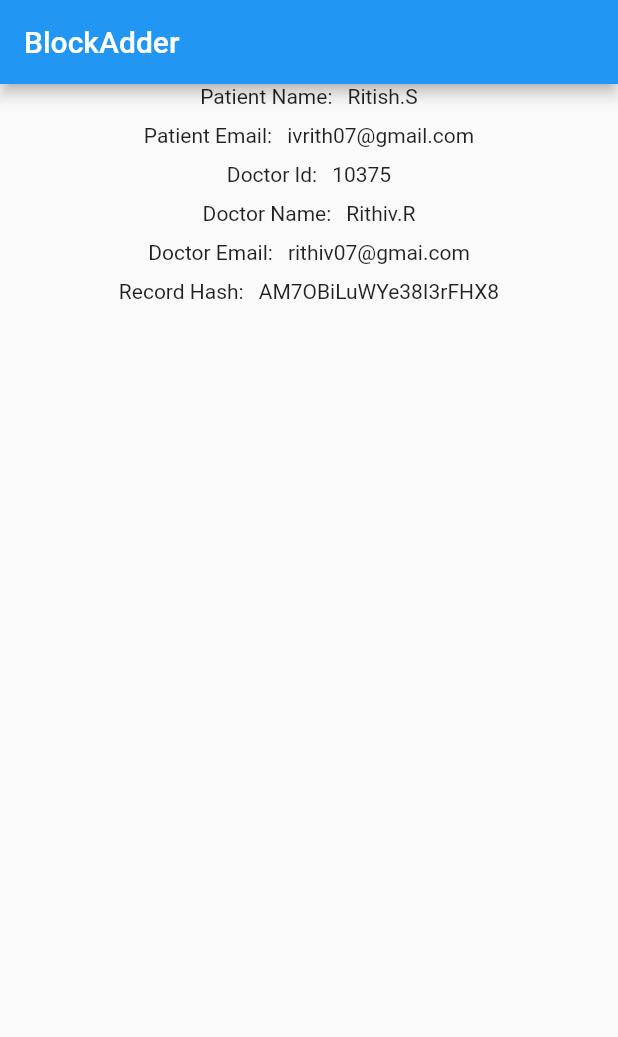
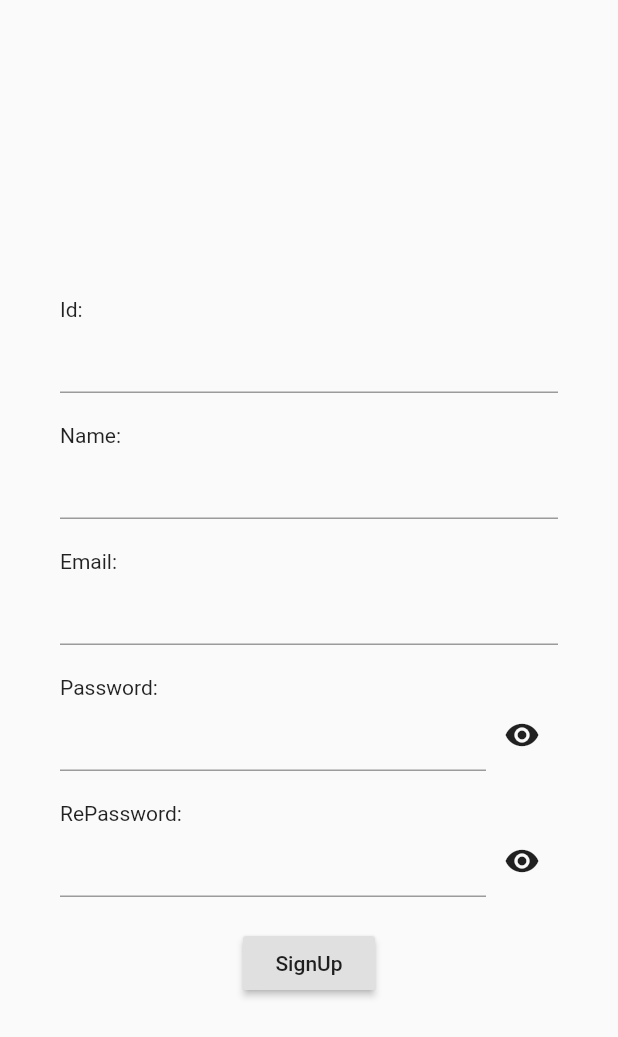
Before and after one commit to Rithiv-R/MedRecord, a Flutter app: the screen it shows after launch, on a phone screen of 412 x 824 dp. Shown: the top 1037 px of the screen. Run offline on Flutter 3.47's test engine with Material 2 defaults, Android fonts, the phone set to English and light mode, and no system bars; our stand-ins replace cloud_firestore, firebase_core; missing offline and left inert: transition, web3dart; accounts and stored records are empty; project files that could hold a hidden picture were left out.

Commit message:
change in UI

```diff
--- /dev/null
+++ b/lib/authentication/doctor-sign-up.dart
@@ -0,0 +1,102 @@
+import 'package:flutter/material.dart';
+import 'package:web3dart/contracts.dart';
+
+class Dsignup extends StatefulWidget {
+  const Dsignup({Key? key}) : super(key: key);
+
+  @override
+  State<Dsignup> createState() => _DsignupState();
+}
+
+class _DsignupState extends State<Dsignup> {
+  TextEditingController id = TextEditingController();
+  TextEditingController name = TextEditingController();
+  TextEditingController email = TextEditingController();
+  TextEditingController password = TextEditingController();
+  TextEditingController repassword = TextEditingController();
+  bool x1 = false;
+  bool x2 = false;
+  @override
+  Widget build(BuildContext context) {
+    return Scaffold(
+      body: Container(
+        child: Center(
+          child: Padding(
+            padding: const EdgeInsets.only(left: 40.0, right: 40.0, top: 40.0),
+            child: SingleChildScrollView(
+              child: Column(
+                mainAxisAlignment: MainAxisAlignment.center,
+                children: <Widget>[
+                  Tile2('Id', id),
+                  Tile2('Name', name),
+                  Tile2('Email', email),
+                  Tile2('Password', password),
+                  Tile2('RePassword', repassword),
+                  RaisedButton(
+                    onPressed: () {},
+                    child: Text('SignUp'),
+                  )
+                ],
+              ),
+            ),
+          ),
+        ),
+      ),
+    );
+  }
+
+  Widget Tile2(String s1, TextEditingController s2) {
+    return Column(
+      crossAxisAlignment: CrossAxisAlignment.start,
+      children: <Widget>[
+        Text(s1 + ':'),
+        if (s1 == 'Password')
+          Row(
+            children: [
+              Flexible(
+                child: TextField(
+                  controller: s2,
+                  obscureText: x1,
+                ),
+              ),
+              IconButton(
+                onPressed: () {
+                  setState(() {
+                    x1 = !x1;
+                  });
+                },
+                icon: Icon(!x1 ? Icons.visibility : Icons.visibility_off),
+              ),
+            ],
+          ),
+        if (s1 == 'RePassword')
+          Row(
+            mainAxisAlignment: MainAxisAlignment.spaceBetween,
+            children: <Widget>[
+              Flexible(
+                child: TextField(
+                  controller: s2,
+                  obscureText: x2,
+                ),
+              ),
+              IconButton(
+                onPressed: () {
+                  setState(() {
+                    x2 = !x2;
+                  });
+                },
+                icon: Icon(!x2 ? Icons.visibility : Icons.visibility_off),
+              ),
+            ],
+          ),
+        if (s1 != 'Password' && s1 != 'RePassword')
+          TextField(
+            controller: s2,
+          ),
+        SizedBox(
+          height: 20,
+        ),
+      ],
+    );
+  }
+}
--- a/lib/main.dart
+++ b/lib/main.dart
@@ -1,5 +1,7 @@
 import 'package:firebase_core/firebase_core.dart';
 import 'package:flutter/material.dart';
+import 'package:medicalrecord/authentication/doctor-sign-in.dart';
+import 'package:medicalrecord/authentication/doctor-sign-up.dart';
 import 'package:medicalrecord/doctors/blockcahin_add.dart';
 import 'package:medicalrecord/doctors/record_add.dart';
 
@@ -15,7 +17,7 @@ class MyMain extends StatelessWidget {
       title: 'Med_Recorder',
       debugShowCheckedModeBanner: false,
       theme: ThemeData(primaryColor: Colors.blueAccent),
-      home: Blockadder(),
+      home: Dsignup(),
     );
   }
 }
```
Also changed, not shown: lib/authentication/doctor-sign-in.dart (added, +52 -0 lines).
